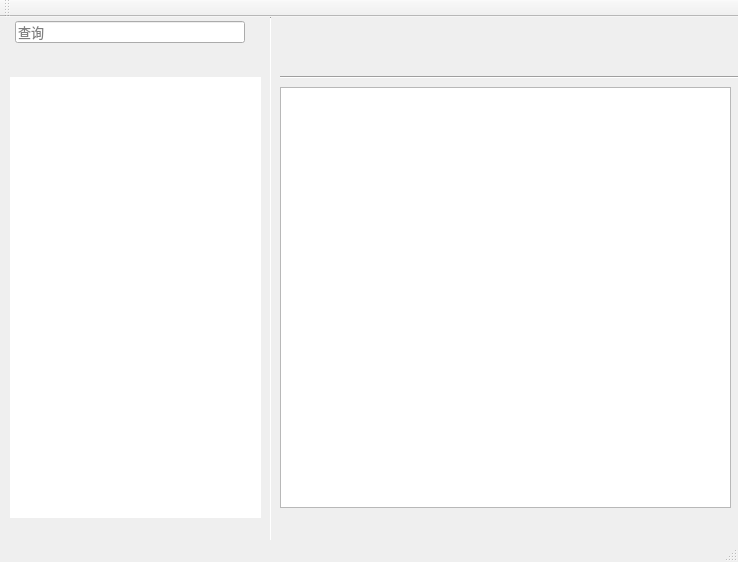
This is mainwindow.ui in MyQt/Sales as Qt 5 draws it before an edit. The edited form follows.
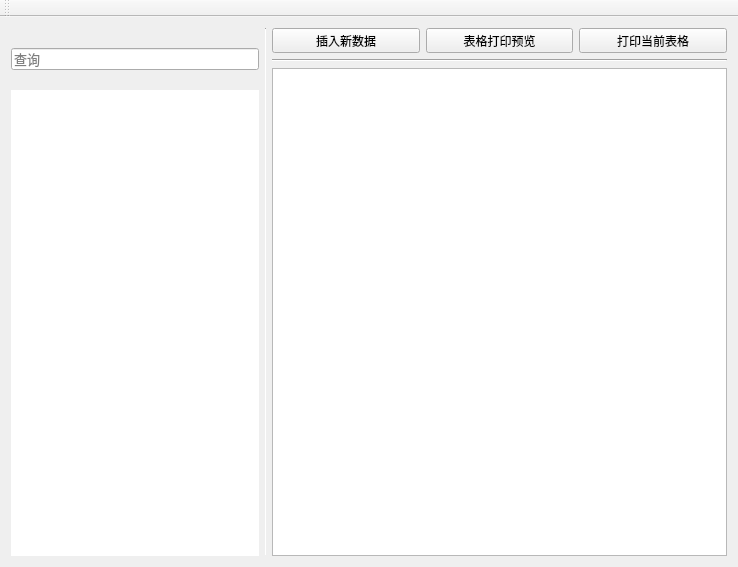
This is the edited form. Custom widgets are drawn as their Qt base class.

Commit message: 布局优化

The edit to the form file:
```diff
--- a/mainwindow.ui
+++ b/mainwindow.ui
@@ -7,23 +7,16 @@
     <x>0</x>
     <y>0</y>
     <width>738</width>
-    <height>562</height>
+    <height>567</height>
    </rect>
   </property>
   <property name="windowTitle">
    <string>MainWindow</string>
   </property>
   <widget class="QWidget" name="centralWidget">
-   <widget class="QWidget" name="layoutWidget">
-    <property name="geometry">
-     <rect>
-      <x>5</x>
-      <y>4</y>
-      <width>261</width>
-      <height>31</height>
-     </rect>
-    </property>
-    <layout class="QHBoxLayout" name="horizontalLayout_scrollArea_3">
+   <layout class="QHBoxLayout" name="horizontalLayout_2">
+    <item>
+     <layout class="QVBoxLayout" name="verticalLayout_2">
      <property name="spacing">
       <number>0</number>
      </property>
@@ -34,7 +27,7 @@
       <number>0</number>
      </property>
      <item>
-      <spacer name="horizontalSpacer_leftLineEdit">
+       <spacer name="horizontalSpacer_rightLineEdit">
        <property name="orientation">
         <enum>Qt::Horizontal</enum>
        </property>
@@ -106,7 +99,7 @@
       </widget>
      </item>
      <item>
-      <spacer name="horizontalSpacer_rightLineEdit">
+       <spacer name="horizontalSpacer_leftLineEdit">
        <property name="orientation">
         <enum>Qt::Horizontal</enum>
        </property>
@@ -121,19 +114,10 @@
        </property>
       </spacer>
      </item>
-    </layout>
-   </widget>
+      <item>
    <widget class="BillView" name="billView">
-    <property name="geometry">
-     <rect>
-      <x>10</x>
-      <y>60</y>
-      <width>251</width>
-      <height>441</height>
-     </rect>
-    </property>
     <property name="sizePolicy">
-     <sizepolicy hsizetype="Expanding" vsizetype="Expanding">
+         <sizepolicy hsizetype="Preferred" vsizetype="Preferred">
       <horstretch>0</horstretch>
       <verstretch>0</verstretch>
      </sizepolicy>
@@ -141,7 +125,7 @@
     <property name="minimumSize">
      <size>
       <width>0</width>
-      <height>0</height>
+          <height>450</height>
      </size>
     </property>
     <property name="baseSize">
@@ -168,16 +152,15 @@
     <property name="selectionBehavior">
      <enum>QAbstractItemView::SelectRows</enum>
     </property>
-   </widget>
+        <property name="resizeMode">
+         <enum>QListView::Adjust</enum>
+        </property>
+       </widget>
+      </item>
+     </layout>
+    </item>
+    <item>
    <widget class="Line" name="lineLeft">
-    <property name="geometry">
-     <rect>
-      <x>270</x>
-      <y>0</y>
-      <width>1</width>
-      <height>562</height>
-     </rect>
-    </property>
     <property name="sizePolicy">
      <sizepolicy hsizetype="Minimum" vsizetype="Preferred">
       <horstretch>0</horstretch>
@@ -206,25 +189,62 @@
      <enum>Qt::Vertical</enum>
     </property>
    </widget>
-   <widget class="QTableView" name="tableBills">
-    <property name="geometry">
-     <rect>
-      <x>280</x>
-      <y>70</y>
-      <width>451</width>
-      <height>421</height>
-     </rect>
-    </property>
-   </widget>
+    </item>
+    <item>
+     <layout class="QVBoxLayout" name="verticalLayout_3">
+      <item>
+       <layout class="QHBoxLayout" name="horizontalLayout">
+        <item>
+         <widget class="QToolButton" name="btnInsert">
+          <property name="sizePolicy">
+           <sizepolicy hsizetype="Preferred" vsizetype="Preferred">
+            <horstretch>0</horstretch>
+            <verstretch>0</verstretch>
+           </sizepolicy>
+          </property>
+          <property name="autoFillBackground">
+           <bool>true</bool>
+          </property>
+          <property name="text">
+           <string>插入新数据</string>
+          </property>
+         </widget>
+        </item>
+        <item>
+         <widget class="QToolButton" name="toolButton">
+          <property name="sizePolicy">
+           <sizepolicy hsizetype="Preferred" vsizetype="Preferred">
+            <horstretch>0</horstretch>
+            <verstretch>0</verstretch>
+           </sizepolicy>
+          </property>
+          <property name="text">
+           <string>表格打印预览</string>
+          </property>
+         </widget>
+        </item>
+        <item>
+         <widget class="QToolButton" name="btnPrint">
+          <property name="sizePolicy">
+           <sizepolicy hsizetype="Preferred" vsizetype="Preferred">
+            <horstretch>0</horstretch>
+            <verstretch>0</verstretch>
+           </sizepolicy>
+          </property>
+          <property name="autoFillBackground">
+           <bool>true</bool>
+          </property>
+          <property name="text">
+           <string>打印当前表格</string>
+          </property>
+         </widget>
+        </item>
+       </layout>
+      </item>
+      <item>
+       <layout class="QVBoxLayout" name="verticalLayout">
+        <item>
    <widget class="Line" name="lineUp">
-    <property name="geometry">
-     <rect>
-      <x>280</x>
-      <y>50</y>
-      <width>460</width>
-      <height>20</height>
-     </rect>
-    </property>
     <property name="sizePolicy">
      <sizepolicy hsizetype="Preferred" vsizetype="Minimum">
       <horstretch>0</horstretch>
@@ -253,12 +273,28 @@
      <enum>Qt::Horizontal</enum>
     </property>
    </widget>
-   <zorder>layoutWidget</zorder>
-   <zorder>billView</zorder>
-   <zorder>lineLeft</zorder>
-   <zorder>horizontalSpacer_rightTrafficLightButtons1</zorder>
-   <zorder>tableBills</zorder>
-   <zorder>lineUp</zorder>
+        </item>
+        <item>
+         <widget class="QTableView" name="tableBills">
+          <property name="sizePolicy">
+           <sizepolicy hsizetype="Expanding" vsizetype="Expanding">
+            <horstretch>0</horstretch>
+            <verstretch>0</verstretch>
+           </sizepolicy>
+          </property>
+          <property name="minimumSize">
+           <size>
+            <width>455</width>
+            <height>470</height>
+           </size>
+          </property>
+         </widget>
+        </item>
+       </layout>
+      </item>
+     </layout>
+    </item>
+   </layout>
   </widget>
   <widget class="QToolBar" name="mainToolBar">
    <attribute name="toolBarArea">
@@ -268,7 +304,6 @@
     <bool>false</bool>
    </attribute>
   </widget>
-  <widget class="QStatusBar" name="statusBar"/>
   <widget class="QMenuBar" name="menuBar">
    <property name="geometry">
     <rect>
```
Lines whose indentation alone changed are shown as unchanged. The commit also changes 5 other files.
